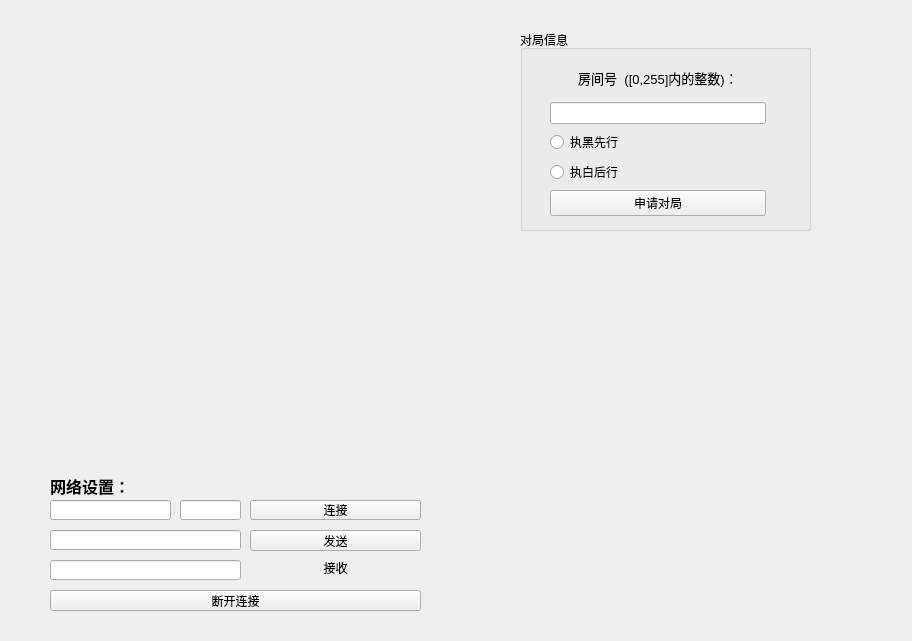
This is surakarta_/netwindow.ui in lowl6/Surakarta as Qt 5 draws it before an edit. The edited form follows.
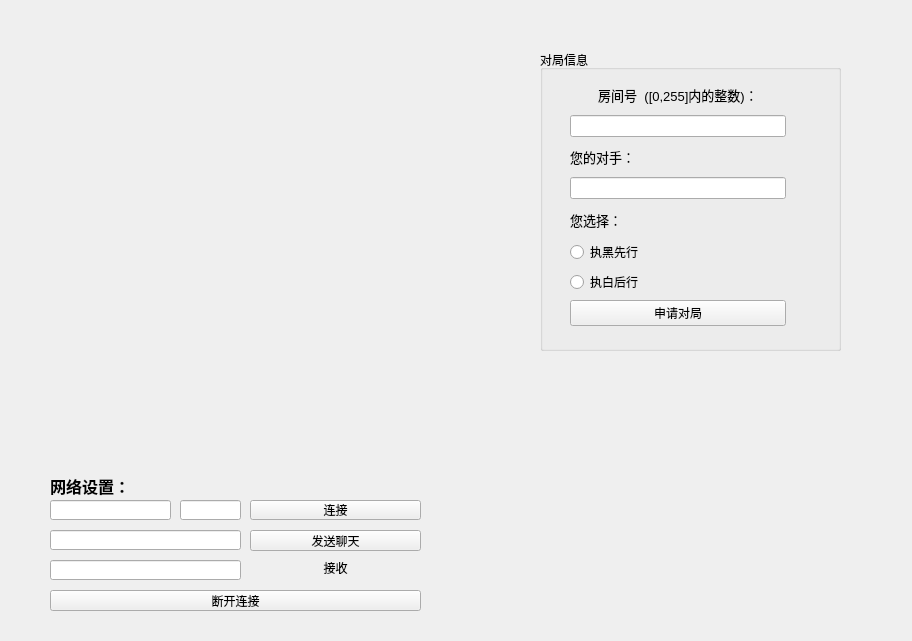
This is the edited form.

Diff of the .ui file:
```diff
--- a/surakarta_/netwindow.ui
+++ b/surakarta_/netwindow.ui
@@ -111,7 +111,7 @@
     </rect>
    </property>
    <property name="text">
-    <string>发送</string>
+    <string>发送聊天</string>
    </property>
   </widget>
   <widget class="QLabel" name="label_2">
@@ -136,10 +136,10 @@
   <widget class="QGroupBox" name="groupBox">
    <property name="geometry">
     <rect>
-     <x>520</x>
-     <y>30</y>
-     <width>291</width>
-     <height>201</height>
+     <x>540</x>
+     <y>50</y>
+     <width>301</width>
+     <height>301</height>
     </rect>
    </property>
    <property name="title">
@@ -151,7 +151,7 @@
       <x>30</x>
       <y>30</y>
       <width>216</width>
-      <height>156</height>
+      <height>246</height>
      </rect>
     </property>
     <layout class="QVBoxLayout" name="verticalLayout">
@@ -174,6 +174,42 @@
      <item>
       <widget class="QLineEdit" name="room"/>
      </item>
+     <item>
+      <widget class="QLabel" name="label_4">
+       <property name="font">
+        <font>
+         <pointsize>10</pointsize>
+         <bold>false</bold>
+        </font>
+       </property>
+       <property name="text">
+        <string>您的对手：</string>
+       </property>
+      </widget>
+     </item>
+     <item>
+      <widget class="QLineEdit" name="opponenter_name">
+       <property name="readOnly">
+        <bool>true</bool>
+       </property>
+      </widget>
+     </item>
+     <item>
+      <widget class="QLabel" name="label_5">
+       <property name="font">
+        <font>
+         <pointsize>10</pointsize>
+         <bold>false</bold>
+        </font>
+       </property>
+       <property name="text">
+        <string>您选择：</string>
+       </property>
+       <property name="scaledContents">
+        <bool>true</bool>
+       </property>
+      </widget>
+     </item>
      <item>
       <widget class="QRadioButton" name="BlackrBtn">
        <property name="text">
```
